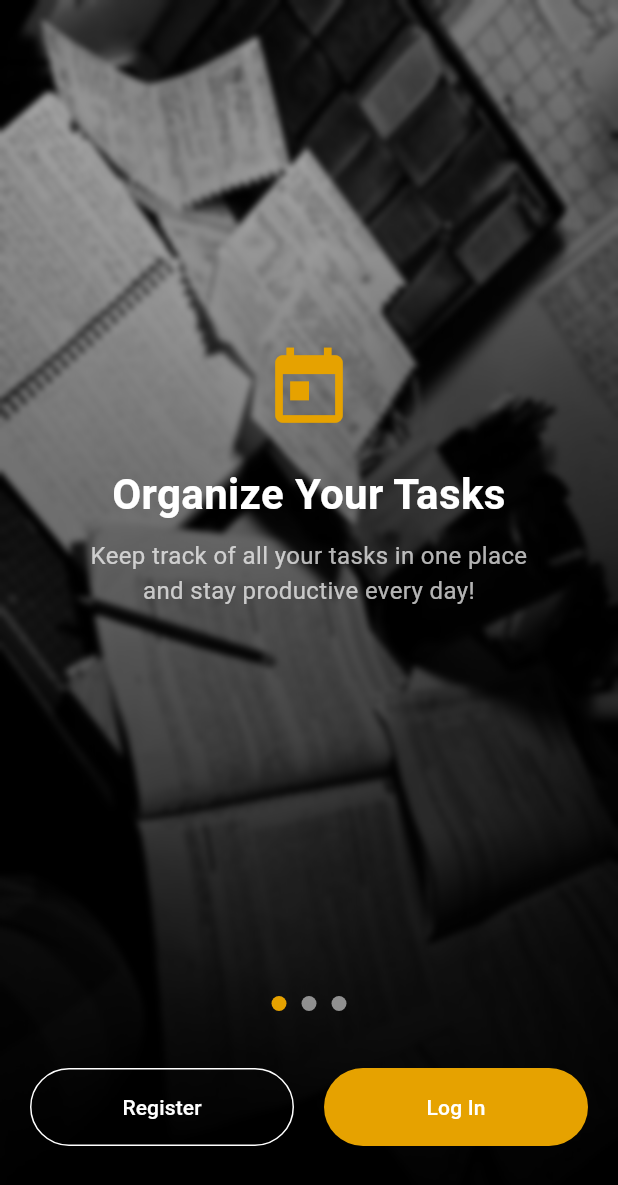
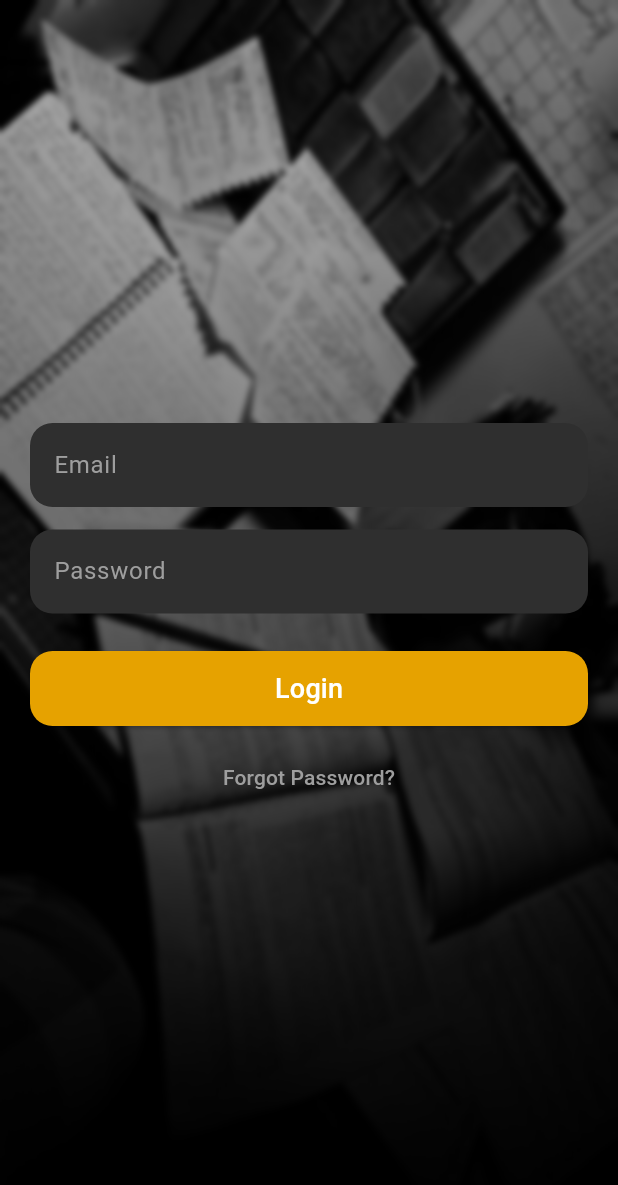
Before and after one commit to ThorScot2/To_Do_App, a Flutter app: the screen it shows after launch, after a tap on "Log In", on a phone screen of 412 x 824 dp. Shown: the top 1185 px of the screen. Run offline on Flutter 3.47's test engine with Material 3 defaults, Android fonts, the phone set to English and light mode, and no system bars; our stand-ins replace hive, hive_flutter; accounts and stored records are empty.

Commit message:
feat: Add study images
Adds new image assets for the study theme.

```diff
--- /dev/null
+++ b/lib/features/Auth/view/Cutomized_Widgets/login_page_textFields.dart
@@ -0,0 +1,55 @@
+import 'package:flutter/material.dart';
+
+import '../../../../Settings/App_Colors.dart';
+
+class LoginPageTextfields extends StatelessWidget{
+  final String hintText;
+  final bool isPassword;
+  final TextEditingController controller;
+
+
+  const LoginPageTextfields({super.key,required this.hintText,this.isPassword=false,required this.controller});
+
+  @override
+  Widget build(BuildContext context) {
+    return TextFormField(
+      controller: controller,
+      obscureText: isPassword,
+      cursorColor: Colors.white,
+      style: const TextStyle(color: Colors.white),
+      validator: (value) {
+        if (value == null || value.isEmpty) {
+          return "This field is required";
+        }
+
+        if (!isPassword) { // email validation
+          final emailRegex =
+          RegExp(r'^[\w-\.]+@([\w-]+\.)+[\w-]{2,4}$');
+
+          if (!emailRegex.hasMatch(value)) {
+            return "Enter a valid email";
+          }
+        }
+
+        if (isPassword) { // pass validation
+          if (value.length < 6) {
+            return "Password must be at least 6 characters";
+          }
+        }
+
+        return null;
+      },
+      decoration: InputDecoration(
+        hintText: hintText,
+        hintStyle: const TextStyle(color: Colors.grey),
+        filled: true,
+        fillColor: AppColors.toDoCardColor,
+        border: OutlineInputBorder(
+          borderRadius: BorderRadius.circular(15),
+          borderSide: BorderSide.none,
+        ),
+      ),
+    );
+  }
+
+}
--- /dev/null
+++ b/lib/features/Auth/view/login_page.dart
@@ -0,0 +1,126 @@
+import 'dart:ui';
+
+import 'package:flutter/material.dart';
+
+import '../../../Settings/App_Colors.dart';
+import 'Cutomized_Widgets/login_page_textFields.dart';
+
+class LoginPage extends StatefulWidget {
+  const LoginPage({super.key});
+
+  @override
+  State<LoginPage> createState() => _LoginPageState();
+}
+
+class _LoginPageState extends State<LoginPage> {
+  GlobalKey<FormState> frmKey = GlobalKey();
+  TextEditingController emailcontroller = TextEditingController();
+  TextEditingController passcontroller = TextEditingController();
+
+
+  @override
+  Widget build(BuildContext context) {
+    return Scaffold(
+      body: Stack(
+        children: [
+          SizedBox.expand(
+            //image
+            child: Image.asset(fit: BoxFit.fill, "assets/images/study2.jpg"),
+          ),
+
+          Container(
+            // gradient
+            decoration: BoxDecoration(
+              gradient: LinearGradient(
+                begin: Alignment.bottomCenter,
+                end: Alignment.topCenter,
+                colors: [Colors.black.withOpacity(1), Colors.transparent],
+              ),
+            ),
+          ),
+
+          BackdropFilter(
+            // blur
+            filter: ImageFilter.blur(sigmaX: 2, sigmaY: 2),
+            child: Container(color: Colors.black.withOpacity(0)),
+          ),
+
+          // Content
+          Center(
+            child: Padding(
+              padding: const EdgeInsets.symmetric(horizontal: 20),
+              child: Column(
+                mainAxisSize: MainAxisSize.min,
+                children: [
+                  Form(
+                    key: frmKey,
+                    child: Column(
+                      children: [
+                        // Email
+                        LoginPageTextfields(
+                          hintText: "Email",
+                          controller: emailcontroller,
+                        ),
+
+                        const SizedBox(height: 15),
+
+                        // Password
+                        LoginPageTextfields(
+                          hintText: "Password",
+                          isPassword: true,
+                          controller: passcontroller,
+                        ),
+
+                        const SizedBox(height: 25),
+
+                        // Login Button
+                        SizedBox(
+                          width: double.infinity,
+                          height: 50,
+                          child: ElevatedButton(
+                            onPressed: () {
+                              if(frmKey.currentState!.validate()){
+                                // TODO: Login logic
+                              }
+                            },
+                            style: ElevatedButton.styleFrom(
+                              backgroundColor: AppColors.floatingBtnColor,
+                              shape: RoundedRectangleBorder(
+                                borderRadius: BorderRadius.circular(15),
+                              ),
+                            ),
+                            child: const Text(
+                              "Login",
+                              style: TextStyle(
+                                fontSize: 18,
+                                color: Colors.white,
+                              ),
+                            ),
+                          ),
+                        ),
+                      ],
+                    ),
+                  ),
+
+                  const SizedBox(height: 10),
+
+                  // Forgot Password
+                  TextButton(
+                    onPressed: () {
+                      // TODO: Navigate to Password Change
+
+                    },
+                    child: const Text(
+                      "Forgot Password?",
+                      style: TextStyle(color: Colors.grey),
+                    ),
+                  ),
+                ],
+              ),
+            ),
+          ),
+        ],
+      ),
+    );
+  }
+}
--- a/lib/features/Auth/view/welcome.dart
+++ b/lib/features/Auth/view/welcome.dart
@@ -70,7 +70,9 @@ class _WelcomeState extends State<Welcome>{
                 SizedBox(width: 20),
                 Expanded(
                   child: ElevatedButton(
-                    onPressed: () {},
+                    onPressed: () {
+                      Navigator.pushNamed(context, "login");
+                    },
                     style: ElevatedButton.styleFrom(
                       backgroundColor: AppColors.floatingBtnColor,
                       padding: EdgeInsets.symmetric(vertical: 16),
--- a/lib/main.dart
+++ b/lib/main.dart
@@ -3,6 +3,7 @@ import 'package:hive/hive.dart';
 import 'package:hive_flutter/hive_flutter.dart';
 import 'package:path_provider/path_provider.dart';
 import 'package:provider/provider.dart';
+import 'package:to_do_app/features/Auth/view/login_page.dart';
 import 'Settings/App_Colors.dart';
 import 'features/Auth/view/welcome.dart';
 import 'features/tasks/model/task_model.dart';
@@ -44,8 +45,7 @@ class _MyAppState extends State<MyApp> {
       home: Welcome(),
       routes: {
         "home": (context) => Homepage(),
-
-        // "accounts" : (context) => Accountspage(),
+        "login" : (context) => LoginPage(),
       },
     );
   }
```
